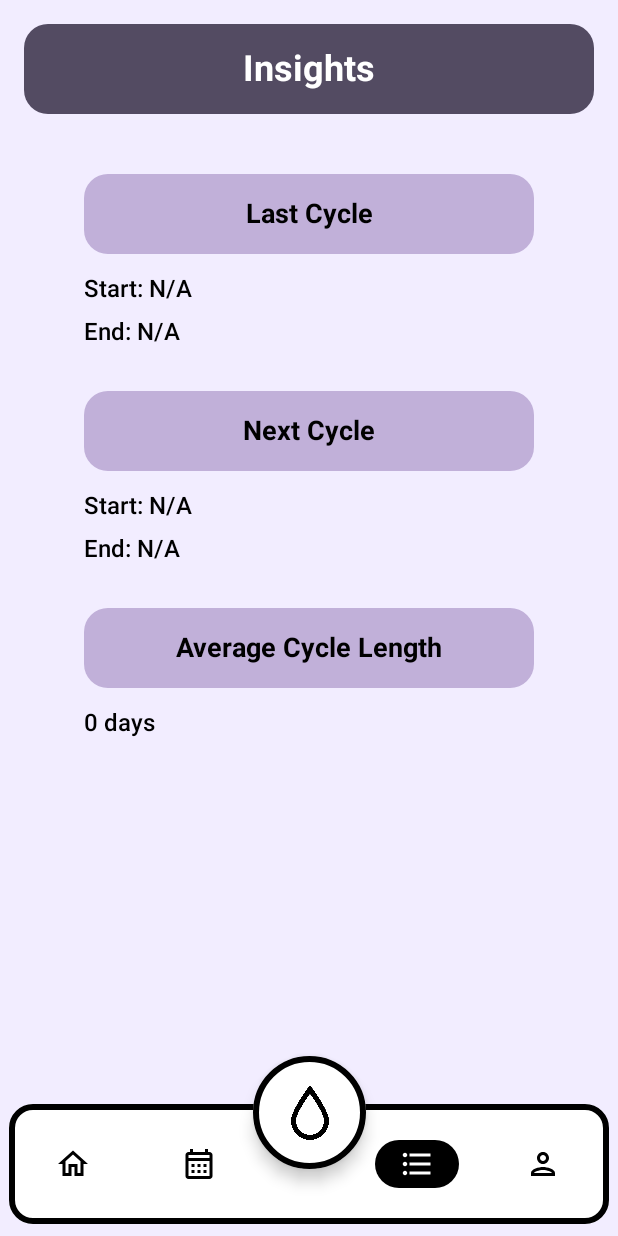
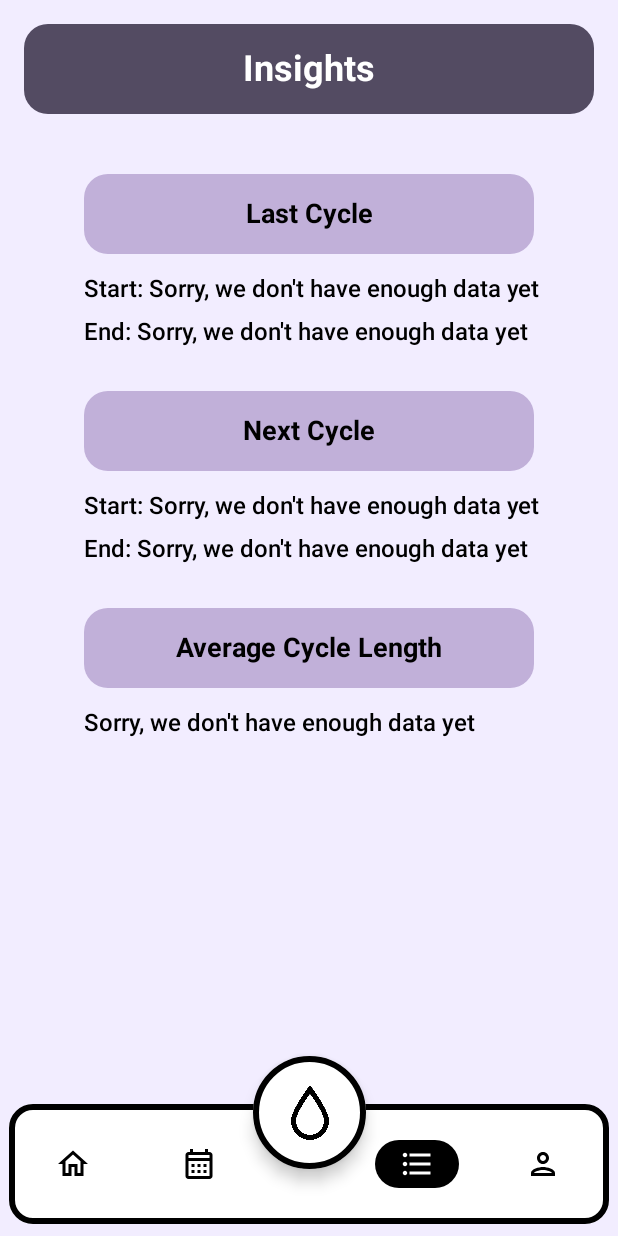
Before and after one commit to corinnahuber/luna-app, an Android app built with Jetpack Compose: the InsightsScreen screen opened through its navigation route, on a phone screen of 412 x 824 dp. Run offline under Robolectric (Android 15) with nearby library versions, the phone set to English and light mode, and no system bars; our stand-ins replace Room's generated code; libraries missing offline, so code that uses them is left out: dev.jamesyox.kastro; 8 statements that could not run were skipped.

Commit message:
API connection
connected the moon phase api, home screen now shows current moon phase + images

```diff
--- a/app/build.gradle.kts
+++ b/app/build.gradle.kts
@@ -52,6 +52,9 @@ android {
 }
 
 dependencies {
+    implementation("dev.jamesyox:kastro:0.3.0")
+    implementation("org.jetbrains.kotlinx:kotlinx-datetime:0.4.0")
+
     implementation ("io.coil-kt:coil-compose:2.1.0")
 
     implementation ("io.github.boguszpawlowski.composecalendar:composecalendar:1.0.0")
--- a/app/src/main/java/at/ac/fhstp/lunaapp/ui/HomeScreen.kt
+++ b/app/src/main/java/at/ac/fhstp/lunaapp/ui/HomeScreen.kt
@@ -1,27 +1,173 @@
 package at.ac.fhstp.lunaapp.ui
 
 import androidx.compose.foundation.Image
+import androidx.compose.foundation.background
 import androidx.compose.foundation.layout.*
-import androidx.compose.runtime.Composable
+import androidx.compose.foundation.shape.RoundedCornerShape
+import androidx.compose.material3.Text
+import androidx.compose.runtime.*
 import androidx.compose.ui.Alignment
 import androidx.compose.ui.Modifier
+import androidx.compose.ui.graphics.Color
 import androidx.compose.ui.res.painterResource
 import androidx.compose.ui.unit.dp
+import androidx.compose.ui.unit.sp
 import at.ac.fhstp.lunaapp.R
+import java.time.LocalDate
+import java.time.format.DateTimeFormatter
+import dev.jamesyox.kastro.luna.LunarEvent
+import dev.jamesyox.kastro.luna.LunarPhaseSequence
+import dev.jamesyox.kastro.luna.calculateLunarIllumination
+import kotlinx.datetime.TimeZone
+import kotlinx.datetime.toLocalDateTime
+import kotlinx.datetime.toKotlinInstant
+import kotlinx.datetime.toKotlinLocalDate
+import android.util.Log
+import java.time.ZoneId
+import kotlinx.coroutines.launch
+import kotlinx.datetime.daysUntil
 
 @Composable
 fun HomeScreen() {
+    val currentDate = LocalDate.now().format(DateTimeFormatter.ofPattern("dd/MM/yyyy"))
+    var moonPhase by remember { mutableStateOf("Loading...") }
+    val coroutineScope = rememberCoroutineScope()
+
+    LaunchedEffect(Unit) {
+        coroutineScope.launch {
+            val date = LocalDate.now()
+            moonPhase = getMoonPhaseForDate(date)
+        }
+    }
+
     Box(
-        modifier = Modifier
-            .fillMaxSize(),
+        modifier = Modifier.fillMaxSize(),
         contentAlignment = Alignment.TopCenter
     ) {
-        Image(
-            painter = painterResource(id = R.drawable.ccl3_logo04),
-            contentDescription = null,
-            modifier = Modifier
-                .fillMaxWidth(0.75f)
-                .aspectRatio(1f)
-        )
+        Column(
+            horizontalAlignment = Alignment.CenterHorizontally,
+            modifier = Modifier.fillMaxSize()
+        ) {
+            Spacer(modifier = Modifier.height(70.dp))
+
+            Image(
+                painter = painterResource(id = R.drawable.ccl3_logo04),
+                contentDescription = null,
+                modifier = Modifier.fillMaxWidth(0.75f)
+            )
+
+            Spacer(modifier = Modifier.height(70.dp))
+
+            val moonPhaseImageRes = getMoonPhaseImageRes(moonPhase)
+            if (moonPhaseImageRes != null) {
+                Box(
+                    modifier = Modifier
+                        .background(Color(0xFF534B62), shape = RoundedCornerShape(8.dp))
+                        .width(380.dp)
+                        .height(350.dp),
+                    contentAlignment = Alignment.Center
+                ) {
+                    Column(
+                        horizontalAlignment = Alignment.CenterHorizontally
+                    ) {
+                        Image(
+                            painter = painterResource(id = moonPhaseImageRes),
+                            contentDescription = null,
+                            modifier = Modifier.size(200.dp) // Increased size
+                        )
+                        Spacer(modifier = Modifier.height(30.dp)) // Added space below the image
+                        Text(
+                            text = "$currentDate, $moonPhase",
+                            fontSize = 20.sp,
+                            color = Color.White
+                        )
+                    }
+                }
+            }
+        }
     }
 }
+
+fun getMoonPhaseImageRes(phase: String): Int? {
+    return when (phase) {
+        "New Moon" -> R.drawable.new_moon
+        "Waxing Crescent" -> R.drawable.waxing_crescent
+        "First Quarter" -> R.drawable.first_quarter
+        "Waxing Gibbous" -> R.drawable.waxing_gibbous
+        "Full Moon" -> R.drawable.full_moon
+        "Waning Gibbous" -> R.drawable.waning_gibbous
+        "Last Quarter" -> R.drawable.last_quarter
+        "Waning Crescent" -> R.drawable.waning_crescent
+        else -> null
+    }
+}
+
+fun getMoonPhaseForDate(date: LocalDate): String {
+    val timeZone = TimeZone.currentSystemDefault()
+    val startDate = date.minusDays(30).atStartOfDay(ZoneId.systemDefault()).toInstant().toKotlinInstant()
+
+    // Only request primary phases
+    val primaryPhases = listOf(
+        LunarEvent.PhaseEvent.NewMoon,
+        LunarEvent.PhaseEvent.FirstQuarter,
+        LunarEvent.PhaseEvent.FullMoon,
+        LunarEvent.PhaseEvent.LastQuarter
+    )
+
+    val lunarPhaseSequence = LunarPhaseSequence(
+        start = startDate,
+        requestedLunarPhases = primaryPhases
+    )
+
+    val targetDate = date.toKotlinLocalDate()
+    val events = lunarPhaseSequence.map {
+        it.time.toLocalDateTime(timeZone).date to it::class.java.simpleName
+    }.toList()
+    Log.d("MoonPhase", "Events: $events")
+
+    val previousEvent = events.lastOrNull { it.first <= targetDate }
+    val nextEvent = events.firstOrNull { it.first > targetDate }
+    Log.d("MoonPhase", "Previous Event: $previousEvent, Next Event: $nextEvent")
+
+    return when {
+        previousEvent == null -> "Unknown"
+        nextEvent == null -> previousEvent.second ?: "Unknown"
+        else -> {
+            val daysBetween = previousEvent.first.daysUntil(nextEvent.first)
+            val daysFromPrevious = previousEvent.first.daysUntil(targetDate)
+            Log.d("MoonPhase", "Days Between: $daysBetween, Days From Previous: $daysFromPrevious")
+
+            val phaseFraction = daysFromPrevious.toDouble() / daysBetween
+            val angle = (phaseFraction * 90.0) + when (previousEvent.second) {
+                "NewMoon" -> 0.0
+                "FirstQuarter" -> 90.0
+                "FullMoon" -> 180.0
+                "LastQuarter" -> 270.0
+                else -> 0.0
+            }
+            Log.d("MoonPhase", "Phase Fraction: $phaseFraction, Calculated Angle: $angle")
+
+            // Calculate lunar illumination
+            val illumination = date.atStartOfDay(ZoneId.systemDefault()).toInstant().toKotlinInstant().calculateLunarIllumination().fraction * 100
+            Log.d("MoonPhase", "Illumination: $illumination%")
+
+            // Map angle to the correct phase
+            val phaseName = getPhaseFromAngle(angle)
+            Log.d("MoonPhase", "Calculated angle: $angle, Moon phase: $phaseName")
+            phaseName
+        }
+    }
+}
+
+fun getPhaseFromAngle(angle: Double): String {
+    return when {
+        angle < 45.0 -> "New Moon"
+        angle < 90.0 -> "Waxing Crescent"
+        angle == 90.0 -> "First Quarter"
+        angle < 135.0 -> "Waxing Gibbous"
+        angle == 180.0 -> "Full Moon"
+        angle < 225.0 -> "Waning Gibbous"
+        angle == 270.0 -> "Last Quarter"
+        else -> "Waning Crescent"
+    }
+}
--- a/app/src/main/java/at/ac/fhstp/lunaapp/ui/InsightsScreen.kt
+++ b/app/src/main/java/at/ac/fhstp/lunaapp/ui/InsightsScreen.kt
@@ -71,7 +71,7 @@ fun InsightsScreen(context: Context, viewModel: CycleViewModel = viewModel(facto
         Row(modifier = Modifier.fillMaxWidth()) {
             Spacer(modifier = Modifier.width(40.dp))
             Text(
-                text = "Start: ${lastCycleEndDate?.format(dateFormatter) ?: "N/A"}",
+                text = "Start: ${lastCycleEndDate?.format(dateFormatter) ?: "Sorry, we don't have enough data yet"}",
                 color = Color.Black,
                 fontSize = 16.sp,
                 fontWeight = FontWeight.Medium,
@@ -82,7 +82,7 @@ fun InsightsScreen(context: Context, viewModel: CycleViewModel = viewModel(facto
         Row(modifier = Modifier.fillMaxWidth()) {
             Spacer(modifier = Modifier.width(40.dp))
             Text(
-                text = "End: ${lastCycleEndDate?.plusDays(averageCycleLength.toLong())?.format(dateFormatter) ?: "N/A"}",
+                text = "End: ${lastCycleEndDate?.plusDays(averageCycleLength.toLong())?.format(dateFormatter) ?: "Sorry, we don't have enough data yet"}",
                 color = Color.Black,
                 fontSize = 16.sp,
                 fontWeight = FontWeight.Medium,
@@ -111,7 +111,7 @@ fun InsightsScreen(context: Context, viewModel: CycleViewModel = viewModel(facto
         Row(modifier = Modifier.fillMaxWidth()) {
             Spacer(modifier = Modifier.width(40.dp))
             Text(
-                text = "Start: ${nextCycleStart?.format(dateFormatter) ?: "N/A"}",
+                text = "Start: ${nextCycleStart?.format(dateFormatter) ?: "Sorry, we don't have enough data yet"}",
                 color = Color.Black,
                 fontSize = 16.sp,
                 fontWeight = FontWeight.Medium,
@@ -122,7 +122,7 @@ fun InsightsScreen(context: Context, viewModel: CycleViewModel = viewModel(facto
         Row(modifier = Modifier.fillMaxWidth()) {
             Spacer(modifier = Modifier.width(40.dp))
             Text(
-                text = "End: ${nextCycleStart?.plusDays(averageCycleLength.toLong())?.format(dateFormatter) ?: "N/A"}",
+                text = "End: ${nextCycleStart?.plusDays(averageCycleLength.toLong())?.format(dateFormatter) ?: "Sorry, we don't have enough data yet"}",
                 color = Color.Black,
                 fontSize = 16.sp,
                 fontWeight = FontWeight.Medium,
@@ -151,7 +151,7 @@ fun InsightsScreen(context: Context, viewModel: CycleViewModel = viewModel(facto
         Row(modifier = Modifier.fillMaxWidth()) {
             Spacer(modifier = Modifier.width(40.dp))
             Text(
-                text = "$averageCycleLength days",
+                text = if (averageCycleLength > 0) "$averageCycleLength days" else "Sorry, we don't have enough data yet",
                 color = Color.Black,
                 fontSize = 16.sp,
                 fontWeight = FontWeight.Medium,
```
Also changed, not shown: app/src/main/res/drawable/first_quarter.png (added), app/src/main/res/drawable/full_moon.png (added), app/src/main/res/drawable/last_quarter.png (added), app/src/main/res/drawable/new_moon.png (added), app/src/main/res/drawable/waning_crescent.png (added), app/src/main/res/drawable/waning_gibbous.png (added), app/src/main/res/drawable/waxing_crescent.png (added), app/src/main/res/drawable/waxing_gibbous.png (added).
